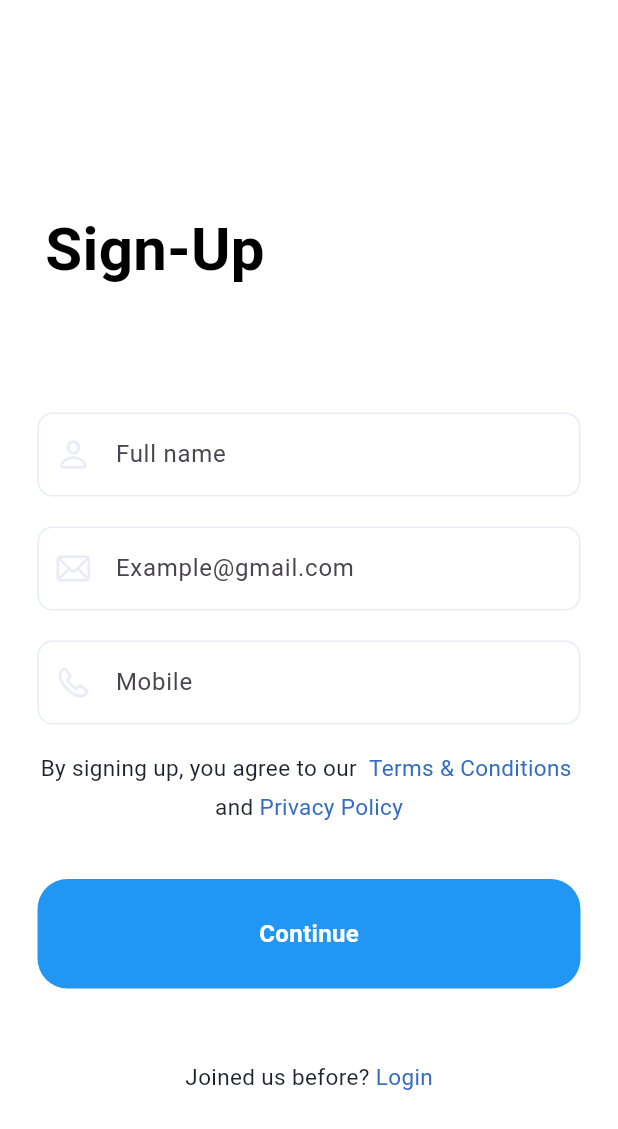
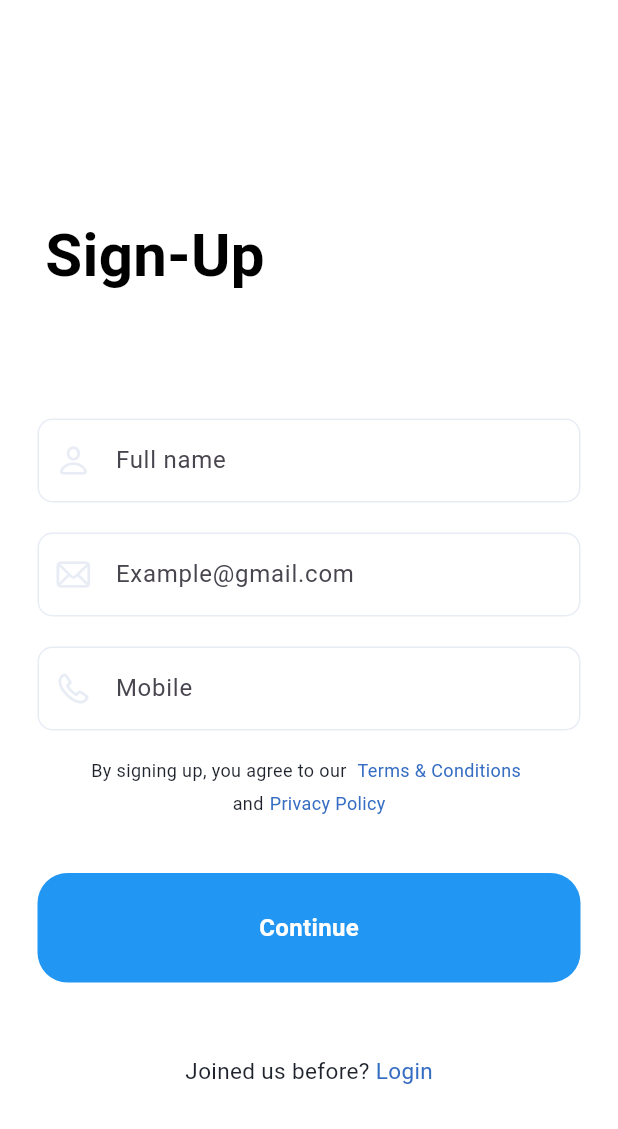
Before and after one commit to STEVENNNN76/REXA-UI, a Flutter app: the SignUpPage screen opened directly, on a phone screen of 412 x 824 dp. Shown: the top 1129 px of the screen. Run offline on Flutter 3.47's test engine with Material 3 defaults, Android fonts, the light colour scheme and no system bars.

Commit message:
ui fixes

```diff
--- a/lib/main.dart
+++ b/lib/main.dart
@@ -353,7 +353,7 @@ class _LoginPageState extends State<LoginPage> {
   }
 }
 
-//Sign up
+//Sign up Page
 class SignUpPage extends StatefulWidget {
   const SignUpPage({Key? key});
 
@@ -497,7 +497,7 @@ class _SignUpPageState extends State<SignUpPage> {
                             "By signing up, you agree to our ",
                             style: TextStyle(
                               color: Color(0xff1E232C),
-                              fontSize: 15,
+                              fontSize: 12,
                             ),
                           ),
                           const SizedBox(width: 4),
@@ -506,7 +506,7 @@ class _SignUpPageState extends State<SignUpPage> {
                               'Terms & Conditions',
                               style: TextStyle(
                                 color: Color(0xff356dc2),
-                                fontSize: 15,
+                                fontSize: 12,
                               ),
                             ),
                           ),
@@ -521,7 +521,7 @@ class _SignUpPageState extends State<SignUpPage> {
                             'and',
                             style: TextStyle(
                               color: Color(0xff1E232C),
-                              fontSize: 15,
+                              fontSize: 12,
                             ),
                           ),
                           SizedBox(width: 4),
@@ -529,7 +529,7 @@ class _SignUpPageState extends State<SignUpPage> {
                             'Privacy Policy',
                             style: TextStyle(
                               color: Color(0xff356dc2),
-                              fontSize: 15,
+                              fontSize: 12,
                             ),
                           ),
                         ],
```
Also changed, not shown: pubspec.lock.
